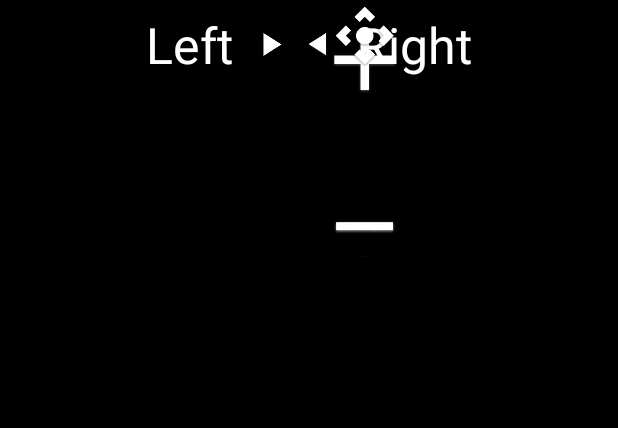
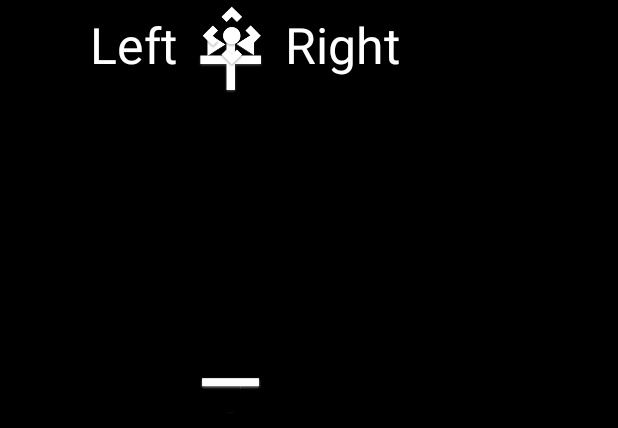
Before and after one commit to irontec/InkSlider, an Android app: the layout view_ink_slider_ripple.xml on its own in the app's theme, with its tools: preview values and no code run, on a phone screen of 412 x 824 dp. Shown: the top 428 px of the screen. Run offline under Robolectric (Android 15) with nearby library versions, the phone set to English and light mode, and no system bars; plain views replace RippleLinearLayout.

```diff
--- a/app/src/main/java/com/inlacou/inksliderlibraryproject/ui/sliders/BasicSoundSlider.kt
+++ b/app/src/main/java/com/inlacou/inksliderlibraryproject/ui/sliders/BasicSoundSlider.kt
@@ -9,7 +9,7 @@ import com.inlacou.inkslider.VerticalInkSlider
 import com.inlacou.inksliderlibraryproject.R
 
 class BasicSoundSlider @JvmOverloads constructor(context: Context, attrs: AttributeSet? = null, defStyleAttr: Int = 0)
-	: HorizontalInkSlider(context, attrs, defStyleAttr) {
+	: VerticalInkSlider(context, attrs, defStyleAttr) {
 
 	var onValueSet: ((InkSliderMdl.Item, fromUser: Boolean) -> Unit)? = null
 	var onValueChange: ((InkSliderMdl.Item, fromUser: Boolean) -> Unit)? = null
--- a/app/src/main/java/com/inlacou/inksliderlibraryproject/ui/sliders/BasicTemperatureSlider.kt
+++ b/app/src/main/java/com/inlacou/inksliderlibraryproject/ui/sliders/BasicTemperatureSlider.kt
@@ -4,10 +4,11 @@ import android.content.Context
 import android.util.AttributeSet
 import com.inlacou.inkslider.HorizontalInkSlider
 import com.inlacou.inkslider.InkSliderMdl
+import com.inlacou.inkslider.VerticalInkSlider
 import com.inlacou.inksliderlibraryproject.R
 
 class BasicTemperatureSlider @JvmOverloads constructor(context: Context, attrs: AttributeSet? = null, defStyleAttr: Int = 0)
-	: HorizontalInkSlider(context, attrs, defStyleAttr){
+	: VerticalInkSlider(context, attrs, defStyleAttr){
 
 	var onValueSet: ((InkSliderMdl.Item, fromUser: Boolean) -> Unit)? = null
 	var onValueChange: ((InkSliderMdl.Item, fromUser: Boolean) -> Unit)? = null
--- a/inkslider/src/main/res/layout/view_ink_slider_ripple.xml
+++ b/inkslider/src/main/res/layout/view_ink_slider_ripple.xml
@@ -1,5 +1,5 @@
 <?xml version="1.0" encoding="utf-8"?>
-<RelativeLayout
+<androidx.constraintlayout.widget.ConstraintLayout
     xmlns:android="http://schemas.android.com/apk/res/android"
     xmlns:app="http://schemas.android.com/apk/res-auto"
     xmlns:tools="http://schemas.android.com/tools"
@@ -13,10 +13,11 @@
     tools:layout_height="match_parent">
     <RelativeLayout
         android:id="@+id/plus"
-        android:layout_marginBottom="@dimen/inkslider_button_top_margin_bottom"
         android:layout_width="@dimen/inkslider_button_width"
         android:layout_height="@dimen/inkslider_button_height"
-        android:layout_centerHorizontal="true">
+        app:layout_constraintTop_toTopOf="parent"
+        app:layout_constraintStart_toStartOf="@id/anchor"
+        app:layout_constraintEnd_toEndOf="@id/anchor">
         <com.inlacou.pripple.RippleLinearLayout
             android:id="@+id/ripple_layout_top"
             android:layout_width="match_parent"
@@ -37,23 +38,35 @@
     </RelativeLayout>
     <LinearLayout
         android:id="@+id/linearLayout_colors"
-        android:layout_width="@dimen/inkslider_row_width"
+        android:layout_width="wrap_content"
+        tools:layout_width="30dp"
         android:layout_height="wrap_content"
+        tools:layout_height="200dp"
         android:layout_centerHorizontal="true"
-        android:layout_gravity="center"
-        android:layout_below="@id/plus"
+        android:layout_toEndOf="@+id/minus"
+        app:layout_constraintTop_toBottomOf="@id/plus"
+        app:layout_constraintStart_toStartOf="@+id/anchor"
+        app:layout_constraintEnd_toEndOf="@+id/anchor"
+        android:layout_marginTop="@dimen/inkslider_button_bottom_margin_bottom_left"
         android:orientation="vertical"/>
+    <Space
+        android:id="@+id/anchor"
+        android:layout_width="1dp"
+        android:layout_height="1dp"
+        app:layout_constraintTop_toTopOf="parent"
+        app:layout_constraintStart_toEndOf="@id/linearLayout_display_top_left"/>
     <RelativeLayout
         android:id="@+id/minus"
-        android:layout_marginTop="@dimen/inkslider_button_bottom_margin_top_right"
-        android:layout_below="@id/linearLayout_colors"
         android:layout_width="@dimen/inkslider_button_width"
         android:layout_height="@dimen/inkslider_button_height"
-        android:layout_centerHorizontal="true">
+        app:layout_constraintStart_toStartOf="@id/anchor"
+        app:layout_constraintEnd_toEndOf="@id/anchor"
+        app:layout_constraintBottom_toBottomOf="@id/linearLayout_colors"
+        android:layout_marginTop="@dimen/inkslider_button_bottom_margin_top_right">
         <com.inlacou.pripple.RippleLinearLayout
             android:id="@+id/ripple_layout_bottom"
-            android:layout_width="match_parent"
-            android:layout_height="match_parent"
+            android:layout_width="@dimen/inkslider_button_width"
+            android:layout_height="@dimen/inkslider_button_height"
             app:normal="@color/inkslider_plus_minus_button_color"
             app:ripple="@color/inkslider_plus_minus_button_color_ripple"
             app:cornerBottomRight="@dimen/inkslider_button_bottom_corner_bottom_right"
@@ -68,20 +81,52 @@
             android:layout_centerInParent="true"
             android:src="@drawable/ic_minus"/>
     </RelativeLayout>
-    <View
-        android:id="@+id/vertical_anchor"
-        android:layout_width="@dimen/inkslider_row_width"
-        android:layout_height="0dp"
-        android:layout_toEndOf="@+id/linearLayout_display_top_left"
-        android:layout_toRightOf="@+id/linearLayout_display_top_left"/>
+    <LinearLayout
+        android:id="@+id/linearLayout_display_top_left"
+        android:layout_width="wrap_content"
+        android:layout_height="wrap_content"
+        app:layout_constraintStart_toStartOf="parent"
+        app:layout_constraintTop_toTopOf="parent"
+        android:gravity="center_vertical"
+        android:orientation="horizontal">
+        <ImageView
+            android:id="@+id/iv_display_left"
+            android:layout_width="@dimen/inkslider_side_display_icon_width"
+            android:layout_height="@dimen/inkslider_side_display_icon_height"
+            android:gravity="center_vertical"/>
+        <TextView
+            android:id="@+id/tv_display_left"
+            android:layout_width="wrap_content"
+            android:layout_height="wrap_content"
+            android:gravity="center_vertical"
+            android:textColor="@color/inkslider_text_color"
+            android:textSize="@dimen/inkslider_indicator_text_size"
+            tools:text="Left"/>
+        <View
+            android:layout_width="@dimen/inkslider_indicator_horizontal_separation"
+            android:layout_height="0dp"/>
+        <ImageView
+            android:id="@+id/iv_display_left_arrow"
+            android:layout_width="@dimen/inkslider_indicator_arrow_size"
+            android:layout_height="@dimen/inkslider_indicator_arrow_size"
+            android:tint="@color/inkslider_indicator_arrow_color"
+            android:src="@drawable/ic_indicator_left"/>
+    </LinearLayout>
+    <ImageView
+        android:id="@+id/linearLayout_display_center"
+        android:layout_width="wrap_content"
+        android:layout_height="wrap_content"
+        app:layout_constraintStart_toStartOf="@id/linearLayout_colors"
+        app:layout_constraintEnd_toEndOf="@id/linearLayout_colors"
+        app:layout_constraintTop_toTopOf="parent"
+        android:gravity="center_vertical"
+        android:src="@drawable/ic_indicator_center"/>
     <LinearLayout
         android:id="@+id/linearLayout_display_bottom_right"
         android:layout_width="wrap_content"
         android:layout_height="wrap_content"
-        android:layout_marginStart="-10dp"
-        android:layout_marginLeft="-10dp"
-        android:layout_toEndOf="@+id/vertical_anchor"
-        android:layout_toRightOf="@+id/vertical_anchor"
+        app:layout_constraintTop_toTopOf="parent"
+        app:layout_constraintStart_toEndOf="@+id/anchor"
         android:gravity="center_vertical"
         android:orientation="horizontal">
         <ImageView
@@ -107,41 +152,4 @@
             android:layout_height="@dimen/inkslider_side_display_icon_height"
             android:gravity="center_vertical"/>
     </LinearLayout>
-    <ImageView
-        android:id="@+id/linearLayout_display_center"
-        android:layout_width="wrap_content"
-        android:layout_height="wrap_content"
-        android:layout_centerHorizontal="true"
-        android:src="@drawable/ic_indicator_center"/>
-    <LinearLayout
-        android:id="@+id/linearLayout_display_top_left"
-        android:layout_width="wrap_content"
-        android:layout_height="wrap_content"
-        android:layout_marginEnd="-10dp"
-        android:layout_marginRight="-10dp"
-        android:gravity="center_vertical"
-        android:orientation="horizontal">
-        <ImageView
-            android:id="@+id/iv_display_left"
-            android:layout_width="@dimen/inkslider_side_display_icon_width"
-            android:layout_height="@dimen/inkslider_side_display_icon_height"
-            android:gravity="center_vertical"/>
-        <TextView
-            android:id="@+id/tv_display_left"
-            android:layout_width="wrap_content"
-            android:layout_height="wrap_content"
-            android:gravity="center_vertical"
-            android:textColor="@color/inkslider_text_color"
-            android:textSize="@dimen/inkslider_indicator_text_size"
-            tools:text="Left"/>
-        <View
-            android:layout_width="@dimen/inkslider_indicator_horizontal_separation"
-            android:layout_height="0dp"/>
-        <ImageView
-            android:id="@+id/iv_display_left_arrow"
-            android:layout_width="@dimen/inkslider_indicator_arrow_size"
-            android:layout_height="@dimen/inkslider_indicator_arrow_size"
-            android:tint="@color/inkslider_indicator_arrow_color"
-            android:src="@drawable/ic_indicator_left"/>
-    </LinearLayout>
-</RelativeLayout>
+</androidx.constraintlayout.widget.ConstraintLayout>
```
Also changed, not shown: inkslider/src/main/java/com/inlacou/inkslider/BaseInkSlider.kt (+20 -8 lines), inkslider/src/main/res/layout/view_ink_slider_ripple_horizontal.xml (+43 -44 lines).
